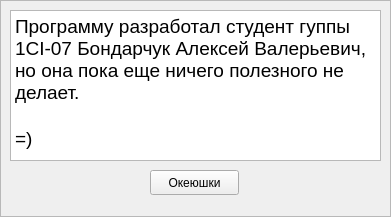
This is about.ui in aleax/simplex as Qt 5 draws it before an edit. The edited form follows.
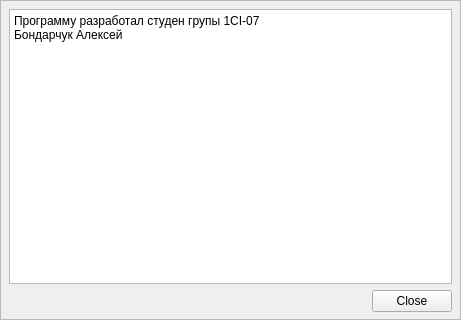
This is the edited form.

Commit message: chenge about

```diff
--- a/about.ui
+++ b/about.ui
@@ -5,60 +5,78 @@
   <property name="windowModality">
    <enum>Qt::NonModal</enum>
   </property>
+  <property name="enabled">
+   <bool>true</bool>
+  </property>
   <property name="geometry">
    <rect>
     <x>0</x>
     <y>0</y>
-    <width>391</width>
-    <height>217</height>
+    <width>461</width>
+    <height>320</height>
    </rect>
   </property>
   <property name="minimumSize">
    <size>
-    <width>387</width>
-    <height>202</height>
+    <width>0</width>
+    <height>0</height>
    </size>
   </property>
   <property name="windowTitle">
    <string>About</string>
   </property>
+  <property name="autoFillBackground">
+   <bool>false</bool>
+  </property>
   <property name="frameShape">
    <enum>QFrame::StyledPanel</enum>
   </property>
   <property name="frameShadow">
    <enum>QFrame::Raised</enum>
   </property>
-  <widget class="QTextBrowser" name="textBrowser">
+  <widget class="QFrame" name="gridFrame">
    <property name="geometry">
     <rect>
-     <x>10</x>
-     <y>10</y>
-     <width>371</width>
-     <height>151</height>
+     <x>0</x>
+     <y>0</y>
+     <width>461</width>
+     <height>321</height>
     </rect>
    </property>
-   <property name="html">
-    <string>&lt;!DOCTYPE HTML PUBLIC &quot;-//W3C//DTD HTML 4.0//EN&quot; &quot;http://www.w3.org/TR/REC-html40/strict.dtd&quot;&gt;
+   <layout class="QGridLayout" name="gridLayout">
+    <item row="2" column="1">
+     <widget class="QPushButton" name="pushButton">
+      <property name="text">
+       <string>Close</string>
+      </property>
+     </widget>
+    </item>
+    <item row="2" column="0">
+     <spacer name="horizontalSpacer">
+      <property name="orientation">
+       <enum>Qt::Horizontal</enum>
+      </property>
+      <property name="sizeHint" stdset="0">
+       <size>
+        <width>40</width>
+        <height>20</height>
+       </size>
+      </property>
+     </spacer>
+    </item>
+    <item row="1" column="0" colspan="2">
+     <widget class="QTextBrowser" name="textBrowser">
+      <property name="html">
+       <string>&lt;!DOCTYPE HTML PUBLIC &quot;-//W3C//DTD HTML 4.0//EN&quot; &quot;http://www.w3.org/TR/REC-html40/strict.dtd&quot;&gt;
 &lt;html&gt;&lt;head&gt;&lt;meta name=&quot;qrichtext&quot; content=&quot;1&quot; /&gt;&lt;style type=&quot;text/css&quot;&gt;
 p, li { white-space: pre-wrap; }
 &lt;/style&gt;&lt;/head&gt;&lt;body style=&quot; font-family:'Sans Serif'; font-size:9pt; font-weight:400; font-style:normal;&quot;&gt;
-&lt;p style=&quot; margin-top:0px; margin-bottom:0px; margin-left:0px; margin-right:0px; -qt-block-indent:0; text-indent:0px;&quot;&gt;&lt;span style=&quot; font-family:'DejaVu Sans'; font-size:14pt;&quot;&gt;Программу разработал студент гуппы 1СI-07 Бондарчук Алексей Валерьевич, но она пока еще ничего полезного не делает.&lt;/span&gt;&lt;/p&gt;
-&lt;p style=&quot;-qt-paragraph-type:empty; margin-top:0px; margin-bottom:0px; margin-left:0px; margin-right:0px; -qt-block-indent:0; text-indent:0px; font-family:'DejaVu Sans'; font-size:14pt;&quot;&gt;&lt;/p&gt;
-&lt;p style=&quot; margin-top:0px; margin-bottom:0px; margin-left:0px; margin-right:0px; -qt-block-indent:0; text-indent:0px;&quot;&gt;&lt;span style=&quot; font-family:'DejaVu Sans'; font-size:14pt;&quot;&gt;=)&lt;/span&gt;&lt;/p&gt;&lt;/body&gt;&lt;/html&gt;</string>
-   </property>
-  </widget>
-  <widget class="QPushButton" name="pushButton">
-   <property name="geometry">
-    <rect>
-     <x>150</x>
-     <y>170</y>
-     <width>89</width>
-     <height>25</height>
-    </rect>
-   </property>
-   <property name="text">
-    <string>Океюшки</string>
-   </property>
+&lt;p style=&quot; margin-top:0px; margin-bottom:0px; margin-left:0px; margin-right:0px; -qt-block-indent:0; text-indent:0px;&quot;&gt;Программу разработал студен групы 1СІ-07&lt;/p&gt;
+&lt;p style=&quot; margin-top:0px; margin-bottom:0px; margin-left:0px; margin-right:0px; -qt-block-indent:0; text-indent:0px;&quot;&gt;Бондарчук Алексей&lt;/p&gt;&lt;/body&gt;&lt;/html&gt;</string>
+      </property>
+     </widget>
+    </item>
+   </layout>
   </widget>
  </widget>
  <resources/>
```
Left out of the diff: 8 changed lines with no effect on the pictures. The commit also changes 7 other files.
